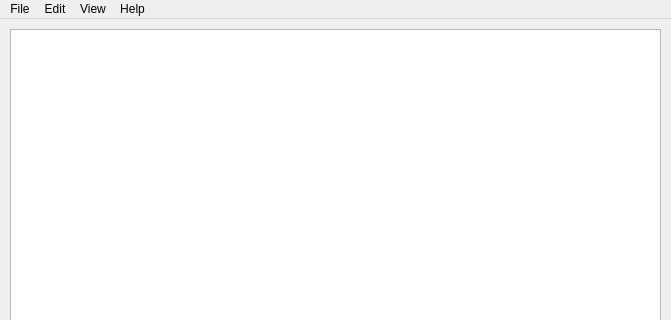
Above: editor.ui from Yovsky/Edito before the change; both pictures show x 0 to 671 and y 0 to 320 of the 671 by 600 pixel window. Below: the same form after it.
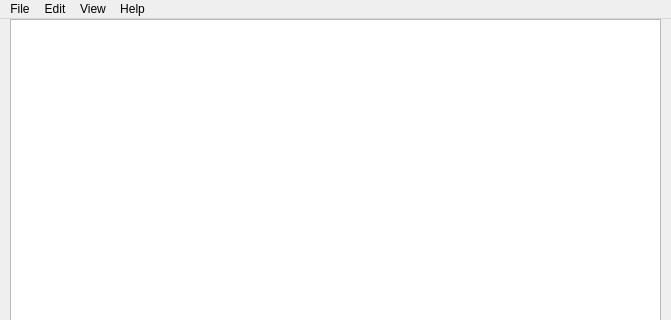
That is the form after the change. Icons and pictures are not drawn.

What changed in the file:
```diff
--- a/editor.ui
+++ b/editor.ui
@@ -18,9 +18,9 @@
     <property name="geometry">
      <rect>
       <x>10</x>
-      <y>10</y>
+      <y>0</y>
       <width>651</width>
-      <height>541</height>
+      <height>551</height>
      </rect>
     </property>
    </widget>
```
Left out of the diff: 8 changed lines with no effect on the pictures.
